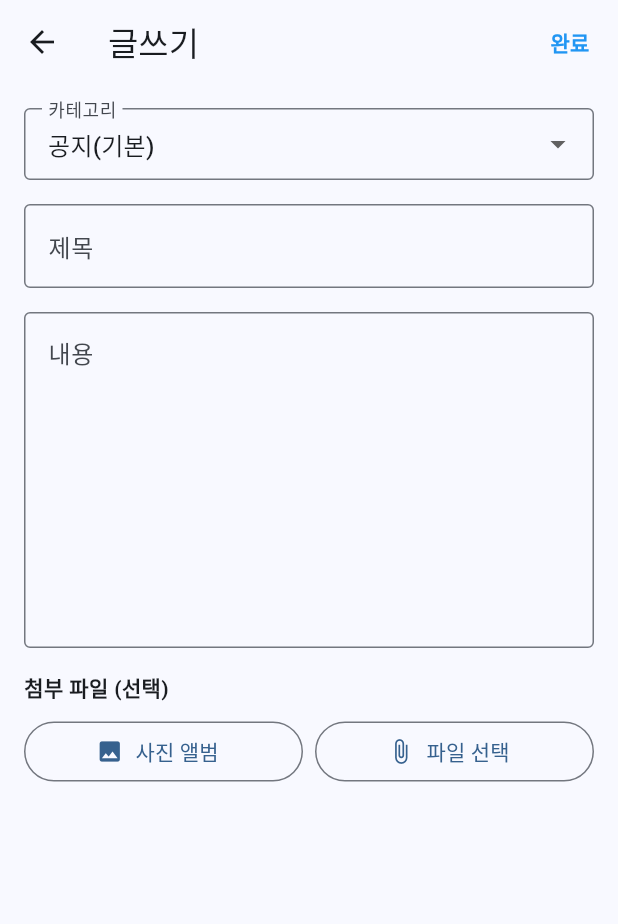
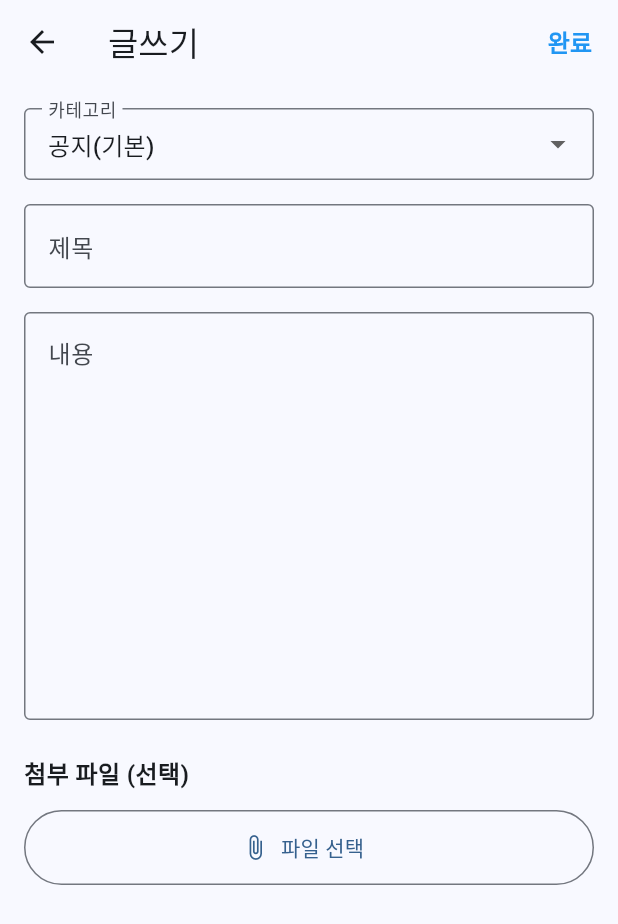
Before and after one commit to YunFlutter/front_mission, a Flutter app: the PostWriteScreen screen opened directly, on a phone screen of 412 x 824 dp. Shown: the top 924 px of the screen. Run offline on Flutter 3.47's test engine with Material 3 defaults, Android fonts, the light colour scheme and no system bars; our stand-ins replace dio, file_picker, flutter_riverpod, flutter_secure_storage, freezed_annotation, jwt_decoder and 1 more; accounts and stored records are empty; generated files the repository leaves out were written again; network calls fail.

Commit message:
feat : 글쓰기시 이미지  첨부 삭제

```diff
--- a/lib/ui/post/post_write_screen.dart
+++ b/lib/ui/post/post_write_screen.dart
@@ -1,9 +1,11 @@
 import 'dart:io';
-import 'package:file_picker/file_picker.dart';
+
+import 'package:file_picker/file_picker.dart'; // 파일 선택용
 import 'package:flutter/material.dart';
 import 'package:flutter_riverpod/flutter_riverpod.dart';
-import 'package:front_mission/provider/category_provider.dart';
-import 'package:image_picker/image_picker.dart';
+// import 'package:image_picker/image_picker.dart'; // 삭제됨
+
+import '../../provider/category_provider.dart';
 import 'post_write_controller.dart';
 
 class PostWriteScreen extends ConsumerStatefulWidget {
@@ -17,14 +19,12 @@ class _PostWriteScreenState extends ConsumerState<PostWriteScreen> {
   final _titleController = TextEditingController();
   final _contentController = TextEditingController();
 
+  // 카테고리 Key (서버 전송용)
   String? _selectedCategoryKey;
 
-  // 파일 관련 변수
+  // 파일 관련 변수 (이미지 여부 플래그 삭제됨)
   String? _selectedFilePath;
   String? _selectedFileName;
-  bool _isImage = false;
-
-  final ImagePicker _picker = ImagePicker();
 
   @override
   void dispose() {
@@ -33,52 +33,35 @@ class _PostWriteScreenState extends ConsumerState<PostWriteScreen> {
     super.dispose();
   }
 
-  // 1. 갤러리 선택
-  Future<void> _pickImage() async {
-    try {
-      final XFile? image = await _picker.pickImage(source: ImageSource.gallery);
-      if (image != null) {
-        setState(() {
-          _selectedFilePath = image.path;
-          _selectedFileName = image.name;
-          _isImage = true;
-        });
-      }
-    } catch (e) {
-      debugPrint('이미지 선택 실패: $e');
-    }
-  }
-
-  // 2. 파일 선택
+  // ▶️ 파일 탐색기에서 파일 선택 (단일 기능으로 통합)
   Future<void> _pickFile() async {
     try {
+      // 모든 파일 타입 허용
       FilePickerResult? result = await FilePicker.platform.pickFiles();
+
       if (result != null && result.files.isNotEmpty) {
         final file = result.files.first;
         setState(() {
           _selectedFilePath = file.path;
           _selectedFileName = file.name;
-          final ext = file.extension?.toLowerCase();
-          _isImage = ['jpg', 'jpeg', 'png', 'gif', 'webp'].contains(ext);
         });
       }
     } catch (e) {
-      debugPrint('파일 선택 실패: $e');
+      ScaffoldMessenger.of(context).showSnackBar(
+        SnackBar(content: Text('파일 선택 실패: $e')),
+      );
     }
   }
 
-  // 3. 파일 취소
+  // ▶️ 첨부 취소
   void _clearFile() {
     setState(() {
       _selectedFilePath = null;
       _selectedFileName = null;
-      _isImage = false;
     });
   }
 
   void _onSubmit() async {
-
-    // 유효성 검사: 카테고리가 로딩되지 않았거나 선택되지 않았을 때
     if (_selectedCategoryKey == null) {
       ScaffoldMessenger.of(context).showSnackBar(
         const SnackBar(content: Text('카테고리를 선택해주세요.')),
@@ -86,7 +69,8 @@ class _PostWriteScreenState extends ConsumerState<PostWriteScreen> {
       return;
     }
 
-    if (_titleController.text.trim().isEmpty || _contentController.text.trim().isEmpty) {
+    if (_titleController.text.trim().isEmpty ||
+        _contentController.text.trim().isEmpty) {
       ScaffoldMessenger.of(context).showSnackBar(
         const SnackBar(content: Text('제목과 내용을 모두 입력해주세요.')),
       );
@@ -95,7 +79,8 @@ class _PostWriteScreenState extends ConsumerState<PostWriteScreen> {
 
     FocusScope.of(context).unfocus();
 
-    final success = await ref.read(postWriteControllerProvider.notifier).createPost(
+    final success =
+    await ref.read(postWriteControllerProvider.notifier).createPost(
       title: _titleController.text,
       content: _contentController.text,
       category: _selectedCategoryKey!,
@@ -114,16 +99,7 @@ class _PostWriteScreenState extends ConsumerState<PostWriteScreen> {
   Widget build(BuildContext context) {
     final state = ref.watch(postWriteControllerProvider);
     final isLoading = state.isLoading;
-
     final categoryAsyncValue = ref.watch(categoryProvider);
-
-    ref.listen(postWriteControllerProvider, (prev, next) {
-      if (next.hasError) {
-        ScaffoldMessenger.of(context).showSnackBar(
-          SnackBar(content: Text('등록 실패: ${next.error}')),
-        );
-      }
-    });
 
     return Scaffold(
       appBar: AppBar(
@@ -131,7 +107,14 @@ class _PostWriteScreenState extends ConsumerState<PostWriteScreen> {
         actions: [
           TextButton(
             onPressed: isLoading ? null : _onSubmit,
-            child: Text("완료", style: TextStyle(color: isLoading ? Colors.grey : Colors.blue, fontWeight: FontWeight.bold)),
+            child: Text(
+              "완료",
+              style: TextStyle(
+                color: isLoading ? Colors.grey : Colors.blue,
+                fontSize: 16,
+                fontWeight: FontWeight.bold,
+              ),
+            ),
           )
         ],
       ),
@@ -140,29 +123,29 @@ class _PostWriteScreenState extends ConsumerState<PostWriteScreen> {
         child: Column(
           crossAxisAlignment: CrossAxisAlignment.stretch,
           children: [
+            // 1. 카테고리 드롭다운
             categoryAsyncValue.when(
               loading: () => const LinearProgressIndicator(),
               error: (err, stack) => Text('카테고리 로드 실패: $err'),
               data: (categoriesMap) {
                 if (categoriesMap.isEmpty) return const Text("카테고리가 없습니다.");
 
-                // 초기값 설정: 맵의 첫 번째 Key로 설정
                 if (_selectedCategoryKey == null && categoriesMap.isNotEmpty) {
                   _selectedCategoryKey = categoriesMap.keys.first;
                 }
 
                 return DropdownButtonFormField<String>(
-                  value: _selectedCategoryKey, // 현재 선택된 Key
+                  value: _selectedCategoryKey,
                   decoration: const InputDecoration(
                     labelText: '카테고리',
                     border: OutlineInputBorder(),
-                    contentPadding: EdgeInsets.symmetric(horizontal: 12, vertical: 8),
+                    contentPadding:
+                    EdgeInsets.symmetric(horizontal: 12, vertical: 8),
                   ),
-                  // Map을 순회하며 DropdownItem 생성
                   items: categoriesMap.entries.map((entry) {
                     return DropdownMenuItem<String>(
-                      value: entry.key, // 저장될 값: "NOTICE"
-                      child: Text(entry.value), // 보여질 값: "공지"
+                      value: entry.key,
+                      child: Text(entry.value),
                     );
                   }).toList(),
                   onChanged: (String? newKey) {
@@ -173,48 +156,90 @@ class _PostWriteScreenState extends ConsumerState<PostWriteScreen> {
                 );
               },
             ),
+
             const SizedBox(height: 16),
+
+            // 2. 제목
             TextField(
               controller: _titleController,
-              decoration: const InputDecoration(labelText: '제목', border: OutlineInputBorder()),
+              decoration: const InputDecoration(
+                labelText: '제목',
+                border: OutlineInputBorder(),
+              ),
             ),
             const SizedBox(height: 16),
+
+            // 3. 내용
             TextField(
               controller: _contentController,
-              maxLines: 8,
-              decoration: const InputDecoration(labelText: '내용', border: OutlineInputBorder(), alignLabelWithHint: true),
+              maxLines: 10,
+              decoration: const InputDecoration(
+                labelText: '내용',
+                border: OutlineInputBorder(),
+                alignLabelWithHint: true,
+              ),
             ),
-            const SizedBox(height: 16),
-            const Text("첨부 파일 (선택)", style: TextStyle(fontWeight: FontWeight.bold)),
-            const SizedBox(height: 8),
+            const SizedBox(height: 24),
+
+            // 4. 파일 첨부 영역 (심플해짐)
+            const Text(
+              "첨부 파일 (선택)",
+              style: TextStyle(fontWeight: FontWeight.bold, fontSize: 16),
+            ),
+            const SizedBox(height: 12),
 
             if (_selectedFilePath == null)
-              Row(
-                children: [
-                  Expanded(child: OutlinedButton.icon(onPressed: _pickImage, icon: const Icon(Icons.photo), label: const Text("사진 앨범"))),
-                  const SizedBox(width: 8),
-                  Expanded(child: OutlinedButton.icon(onPressed: _pickFile, icon: const Icon(Icons.attach_file), label: const Text("파일 선택"))),
-                ],
+            // 파일 선택 버튼 (하나만 남음)
+              SizedBox(
+                height: 50,
+                child: OutlinedButton.icon(
+                  onPressed: _pickFile,
+                  icon: const Icon(Icons.attach_file),
+                  label: const Text("파일 선택"),
+                ),
               )
             else
+            // 선택된 파일 정보 표시
               Card(
+                elevation: 0,
                 color: Colors.grey[100],
-                child: ListTile(
-                  leading: Icon(_isImage ? Icons.image : Icons.insert_drive_file),
-                  title: Text(_selectedFileName ?? ""),
-                  trailing: IconButton(onPressed: _clearFile, icon: const Icon(Icons.close, color: Colors.red)),
+                shape: RoundedRectangleBorder(
+                  borderRadius: BorderRadius.circular(8),
+                  side: BorderSide(color: Colors.grey.shade300),
+                ),
+                child: Padding(
+                  padding:
+                  const EdgeInsets.symmetric(horizontal: 12.0, vertical: 8.0),
+                  child: Row(
+                    children: [
+                      const Icon(Icons.insert_drive_file, color: Colors.grey),
+                      const SizedBox(width: 12),
+                      Expanded(
+                        child: Text(
+                          _selectedFileName ?? "파일 이름 없음",
+                          style: const TextStyle(fontWeight: FontWeight.w500),
+                          maxLines: 1,
+                          overflow: TextOverflow.ellipsis,
+                        ),
+                      ),
+                      IconButton(
+                        onPressed: _clearFile,
+                        icon: const Icon(Icons.close, color: Colors.red),
+                        tooltip: "첨부 취소",
+                      ),
+                    ],
+                  ),
                 ),
               ),
 
-            if (_selectedFilePath != null && _isImage) ...[
-              const SizedBox(height: 16),
-              ClipRRect(
-                borderRadius: BorderRadius.circular(8),
-                child: Image.file(File(_selectedFilePath!), height: 200, width: double.infinity, fit: BoxFit.cover),
+            // 로딩 인디케이터
+            if (isLoading)
+              const Padding(
+                padding: EdgeInsets.symmetric(vertical: 20),
+                child: Center(child: CircularProgressIndicator()),
               ),
-            ],
 
-            if (isLoading) const Padding(padding: EdgeInsets.all(16), child: Center(child: CircularProgressIndicator())),
+            const SizedBox(height: 40),
           ],
         ),
       ),
```
